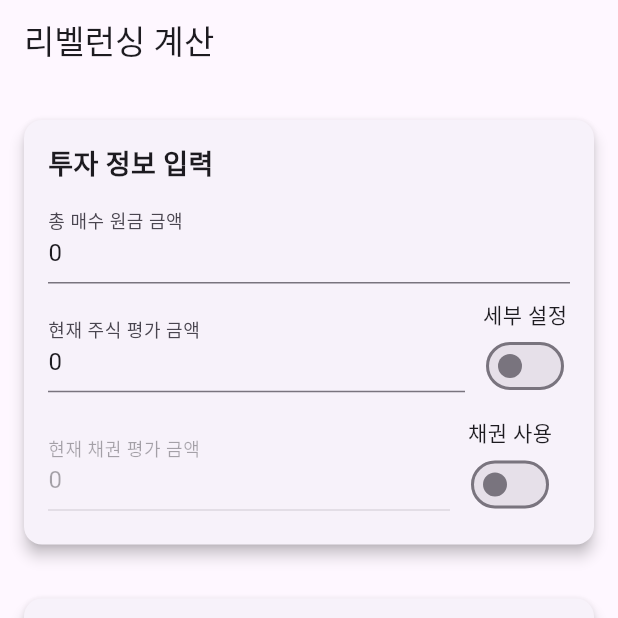
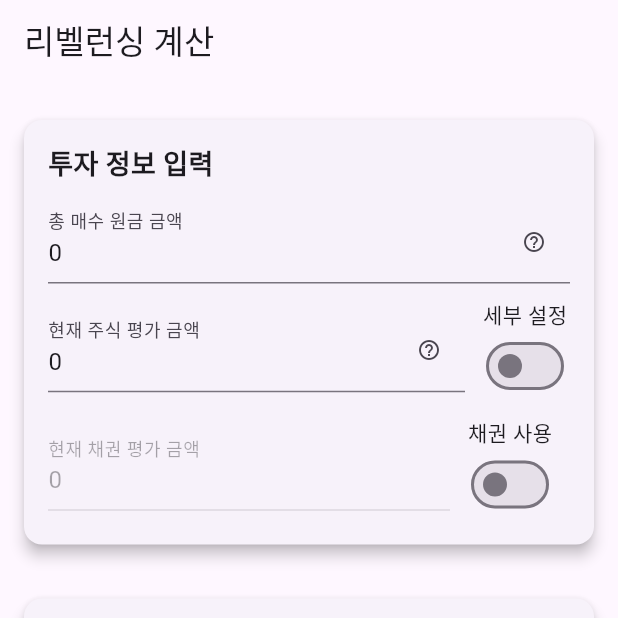
Before and after one commit to akra-devs/stock-balancer-flutter, a Flutter app: the screen it shows after launch, on a phone screen of 412 x 824 dp, the top half of it. Run offline on Flutter 3.47's test engine with Material 3 defaults, Android fonts, the phone set to English and light mode, and no system bars; our stand-ins replace flutter_bloc, flutter_masked_text2, freezed_annotation, sqflite; accounts and stored records are empty.

Commit message:
fix: 설명툴팁창

```diff
--- /dev/null
+++ b/devtools_options.yaml
@@ -0,0 +1,3 @@
+description: This file stores settings for Dart & Flutter DevTools.
+documentation: https://docs.flutter.dev/tools/devtools/extensions#configure-extension-enablement-states
+extensions:
--- a/lib/rebalancing_tab.dart
+++ b/lib/rebalancing_tab.dart
@@ -418,28 +418,37 @@ class _InvestmentInfoCardState extends State<InvestmentInfoCard> {
               style: TextStyle(fontSize: 18, fontWeight: FontWeight.bold),
             ),
             const SizedBox(height: 10),
-            // 총 매수 원금 금액 입력
+            // 총 매수 원금 금액 입력 (Tooltip 사용)
             TextField(
               controller: totalInvestmentController,
               keyboardType: TextInputType.number,
-              decoration: const InputDecoration(
+              decoration: InputDecoration(
                 labelText: '총 매수 원금 금액',
+                suffixIcon: Tooltip(
+                  message: '총 매수 원금 = 주식+채권 전체 매수 당시 금액',
+                  child: Icon(Icons.help_outline, size: 16),
+                ),
               ),
               onChanged: (value) {
                 bloc.add(
-                    TotalInvestmentChanged(totalInvestmentController.intValue));
+                  TotalInvestmentChanged(totalInvestmentController.intValue),
+                );
               },
             ),
             const SizedBox(height: 10),
             Row(
               children: [
                 Expanded(
-                  // 현재 주식 평가 금액 입력
+                  // 현재 주식 평가 금액 입력 (Tooltip 사용)
                   child: TextField(
                     controller: currentStockValueController,
                     keyboardType: TextInputType.number,
-                    decoration: const InputDecoration(
+                    decoration: InputDecoration(
                       labelText: '현재 주식 평가 금액',
+                      suffixIcon: Tooltip(
+                        message: '아직 미정인 내용',
+                        child: Icon(Icons.help_outline, size: 16),
+                      ),
                     ),
                     onChanged: (value) {
                       bloc.add(CurrentStockValueChanged(
@@ -471,18 +480,6 @@ class _InvestmentInfoCardState extends State<InvestmentInfoCard> {
                 if (state.isStockDetailOn) {
                   return Column(
                     children: [
-                      // const SizedBox(height: 10),
-                      // TextField(
-                      //   controller: totalIndexPurchaseController,
-                      //   keyboardType: TextInputType.number,
-                      //   decoration: const InputDecoration(
-                      //     labelText: '총 지수 주식 매수 금액',
-                      //   ),
-                      //   onChanged: (value) {
-                      //     bloc.add(TotalIndexPurchaseChanged(
-                      //         totalIndexPurchaseController.intValue));
-                      //   },
-                      // ),
                       const SizedBox(height: 10),
                       TextField(
                         controller: currentIndexValueController,
```
